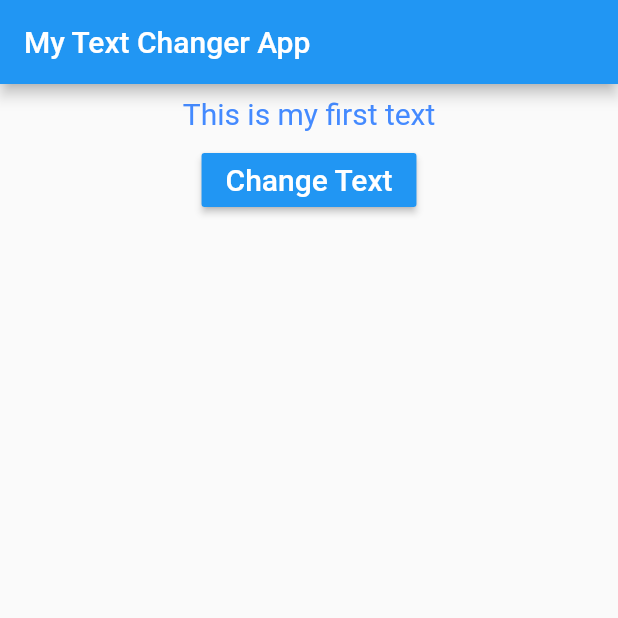
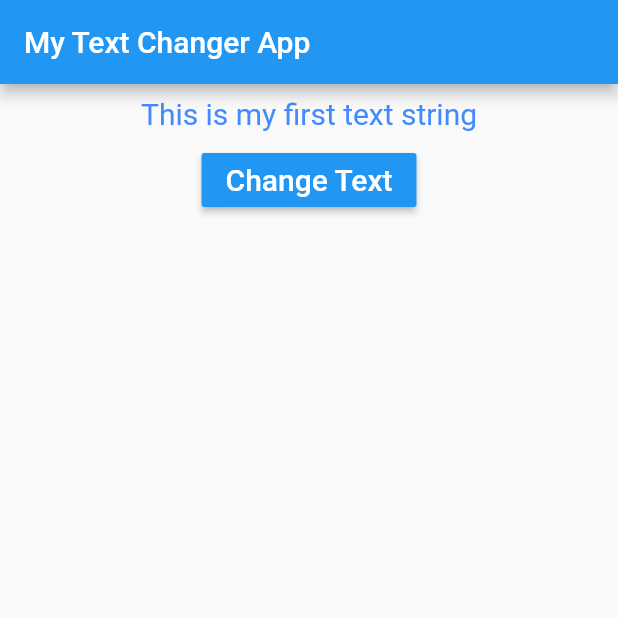
Before and after one commit to jadusty/learn_flutter_dart_to_build_ios_android_apps, a Flutter app: the screen it shows after launch, on a phone screen of 412 x 824 dp, the top half of it. Run offline on Flutter 3.47's test engine with Material 2 defaults, Android fonts, the phone set to English and light mode, and no system bars.

Commit message:
Minor change

```diff
--- a/assignment_1/lib/main.dart
+++ b/assignment_1/lib/main.dart
@@ -17,8 +17,8 @@ class TextApp extends StatefulWidget {
 
 class _TextAppState extends State<TextApp> {
   final _displayTexts = [
-    'This is my first text',
-    'This is my second text'
+    'This is my first text string',
+    'This is my second text string'
   ];
   int displayIdx = 0;
   String displayText;
```
